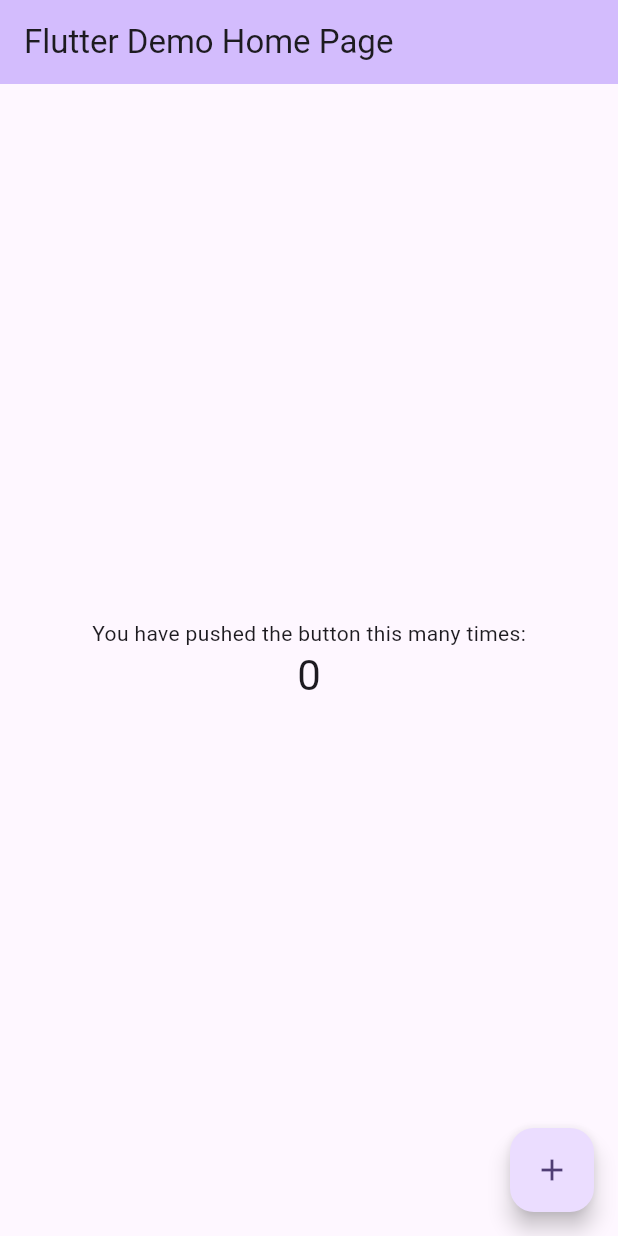
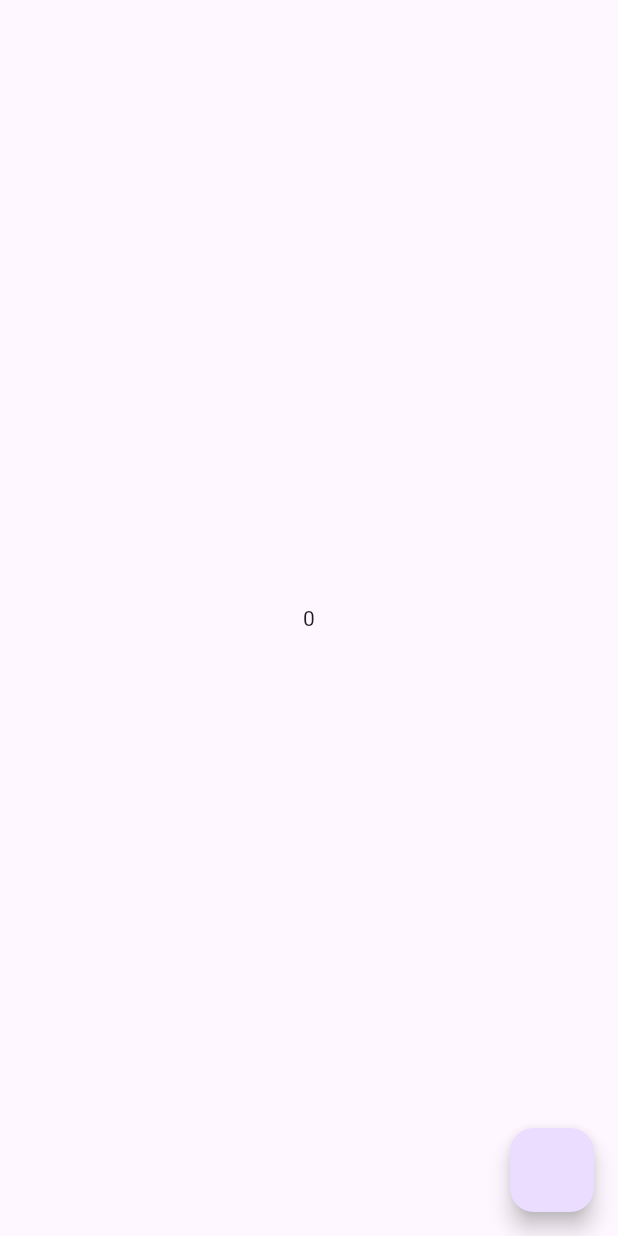
Before and after one commit to Sreejith-k-c/bloc_flutter_example, a Flutter app: the screen it shows after launch, on a phone screen of 412 x 824 dp. Run offline on Flutter 3.47's test engine with Material 3 defaults, Android fonts, the phone set to English and light mode, and no system bars; our stand-ins replace flutter_bloc.

```diff
--- /dev/null
+++ b/lib/counter_screen/bloc/counter_bloc.dart
@@ -0,0 +1,15 @@
+import 'package:flutter_bloc/flutter_bloc.dart';
+
+part 'counter_event.dart';
+part 'counter_state.dart';
+
+class CounterBloc extends Bloc<CounterEvent, CounterState> {
+  CounterBloc() : super(CounterState()) {
+    on<OnIncrement>((event, emit) {
+      emit(CounterState(count: ++state.count));
+    });
+    on<OnDecrement>((event, emit) {
+      emit(CounterState(count: --state.count));
+    });
+  }
+}
--- /dev/null
+++ b/lib/counter_screen/bloc/counter_event.dart
@@ -0,0 +1,7 @@
+part of 'counter_bloc.dart';
+
+class CounterEvent {}
+
+class OnIncrement extends CounterEvent {}
+
+class OnDecrement extends CounterEvent {}
--- /dev/null
+++ b/lib/counter_screen/bloc/counter_state.dart
@@ -0,0 +1,8 @@
+part of 'counter_bloc.dart';
+
+class CounterState {
+  int count;
+  CounterState({this.count = 0});
+}
+
+final class CounterInitial extends CounterState {}
--- /dev/null
+++ b/lib/counter_screen/view/counter_screen.dart
@@ -0,0 +1,23 @@
+import 'package:bloc_flutter_example/counter_screen/bloc/counter_bloc.dart';
+import 'package:flutter/material.dart';
+import 'package:flutter_bloc/flutter_bloc.dart';
+
+class CounterScreen extends StatelessWidget {
+  const CounterScreen({super.key});
+
+  @override
+  Widget build(BuildContext context) {
+    return Scaffold(
+      floatingActionButton: FloatingActionButton(onPressed: () {
+        context.read<CounterBloc>().add(OnIncrement());
+      }),
+      body: Center(
+        child: BlocBuilder<CounterBloc, CounterState>(
+          builder: (context, state) {
+            return Text(state.count.toString());
+          },
+        ),
+      ),
+    );
+  }
+}
--- a/lib/main.dart
+++ b/lib/main.dart
@@ -1,125 +1,23 @@
+import 'package:bloc_flutter_example/counter_screen/bloc/counter_bloc.dart';
+import 'package:bloc_flutter_example/counter_screen/view/counter_screen.dart';
 import 'package:flutter/material.dart';
+import 'package:flutter_bloc/flutter_bloc.dart';
 
 void main() {
-  runApp(const MyApp());
+  runApp(MultiBlocProvider(providers: [
+    BlocProvider(
+      create: (context) => CounterBloc(),
+    )
+  ], child: const MyApp()));
 }
 
 class MyApp extends StatelessWidget {
   const MyApp({super.key});
 
-  // This widget is the root of your application.
   @override
   Widget build(BuildContext context) {
-    return MaterialApp(
-      title: 'Flutter Demo',
-      theme: ThemeData(
-        // This is the theme of your application.
-        //
-        // TRY THIS: Try running your application with "flutter run". You'll see
-        // the application has a purple toolbar. Then, without quitting the app,
-        // try changing the seedColor in the colorScheme below to Colors.green
-        // and then invoke "hot reload" (save your changes or press the "hot
-        // reload" button in a Flutter-supported IDE, or press "r" if you used
-        // the command line to start the app).
-        //
-        // Notice that the counter didn't reset back to zero; the application
-        // state is not lost during the reload. To reset the state, use hot
-        // restart instead.
-        //
-        // This works for code too, not just values: Most code changes can be
-        // tested with just a hot reload.
-        colorScheme: ColorScheme.fromSeed(seedColor: Colors.deepPurple),
-        useMaterial3: true,
-      ),
-      home: const MyHomePage(title: 'Flutter Demo Home Page'),
+    return const MaterialApp(
+      home: CounterScreen(),
     );
   }
 }
-
-class MyHomePage extends StatefulWidget {
-  const MyHomePage({super.key, required this.title});
-
-  // This widget is the home page of your application. It is stateful, meaning
-  // that it has a State object (defined below) that contains fields that affect
-  // how it looks.
-
-  // This class is the configuration for the state. It holds the values (in this
-  // case the title) provided by the parent (in this case the App widget) and
-  // used by the build method of the State. Fields in a Widget subclass are
-  // always marked "final".
-
-  final String title;
-
-  @override
-  State<MyHomePage> createState() => _MyHomePageState();
-}
-
-class _MyHomePageState extends State<MyHomePage> {
-  int _counter = 0;
-
-  void _incrementCounter() {
-    setState(() {
-      // This call to setState tells the Flutter framework that something has
-      // changed in this State, which causes it to rerun the build method below
-      // so that the display can reflect the updated values. If we changed
-      // _counter without calling setState(), then the build method would not be
-      // called again, and so nothing would appear to happen.
-      _counter++;
-    });
-  }
-
-  @override
-  Widget build(BuildContext context) {
-    // This method is rerun every time setState is called, for instance as done
-    // by the _incrementCounter method above.
-    //
-    // The Flutter framework has been optimized to make rerunning build methods
-    // fast, so that you can just rebuild anything that needs updating rather
-    // than having to individually change instances of widgets.
-    return Scaffold(
-      appBar: AppBar(
-        // TRY THIS: Try changing the color here to a specific color (to
-        // Colors.amber, perhaps?) and trigger a hot reload to see the AppBar
-        // change color while the other colors stay the same.
-        backgroundColor: Theme.of(context).colorScheme.inversePrimary,
-        // Here we take the value from the MyHomePage object that was created by
-        // the App.build method, and use it to set our appbar title.
-        title: Text(widget.title),
-      ),
-      body: Center(
-        // Center is a layout widget. It takes a single child and positions it
-        // in the middle of the parent.
-        child: Column(
-          // Column is also a layout widget. It takes a list of children and
-          // arranges them vertically. By default, it sizes itself to fit its
-          // children horizontally, and tries to be as tall as its parent.
-          //
-          // Column has various properties to control how it sizes itself and
-          // how it positions its children. Here we use mainAxisAlignment to
-          // center the children vertically; the main axis here is the vertical
-          // axis because Columns are vertical (the cross axis would be
-          // horizontal).
-          //
-          // TRY THIS: Invoke "debug painting" (choose the "Toggle Debug Paint"
-          // action in the IDE, or press "p" in the console), to see the
-          // wireframe for each widget.
-          mainAxisAlignment: MainAxisAlignment.center,
-          children: <Widget>[
-            const Text(
-              'You have pushed the button this many times:',
-            ),
-            Text(
-              '$_counter',
-              style: Theme.of(context).textTheme.headlineMedium,
-            ),
-          ],
-        ),
-      ),
-      floatingActionButton: FloatingActionButton(
-        onPressed: _incrementCounter,
-        tooltip: 'Increment',
-        child: const Icon(Icons.add),
-      ), // This trailing comma makes auto-formatting nicer for build methods.
-    );
-  }
-}
--- a/pubspec.yaml
+++ b/pubspec.yaml
@@ -35,6 +35,7 @@ dependencies:
   # The following adds the Cupertino Icons font to your application.
   # Use with the CupertinoIcons class for iOS style icons.
   cupertino_icons: ^1.0.8
+  flutter_bloc: ^8.1.6
 
 dev_dependencies:
   flutter_test:
```
Also changed, not shown: pubspec.lock.
